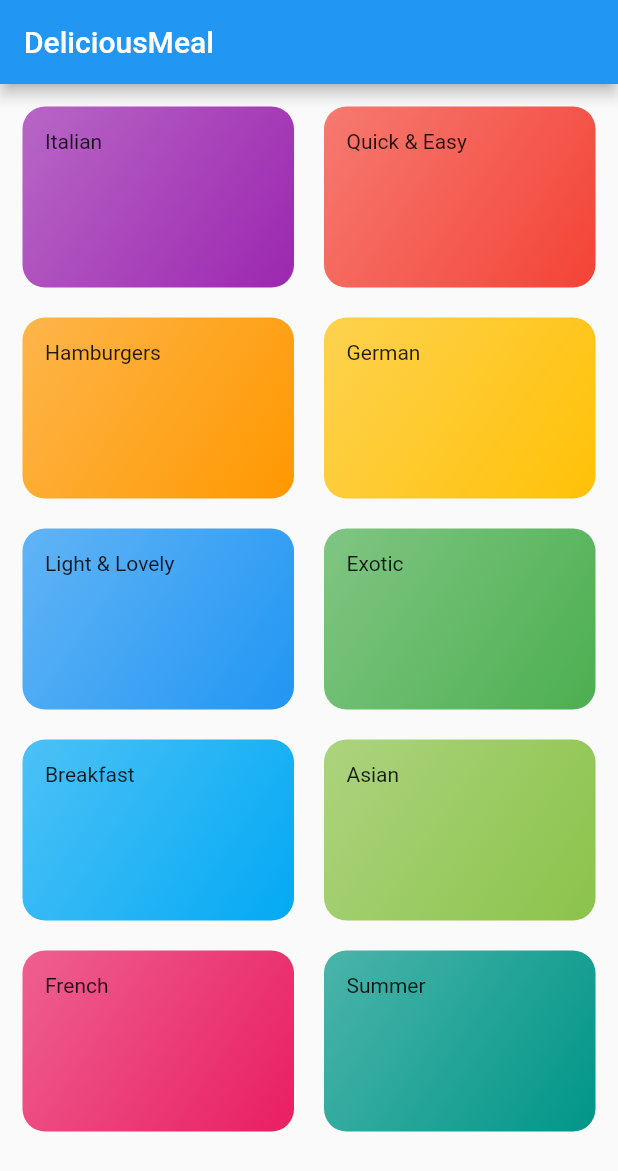
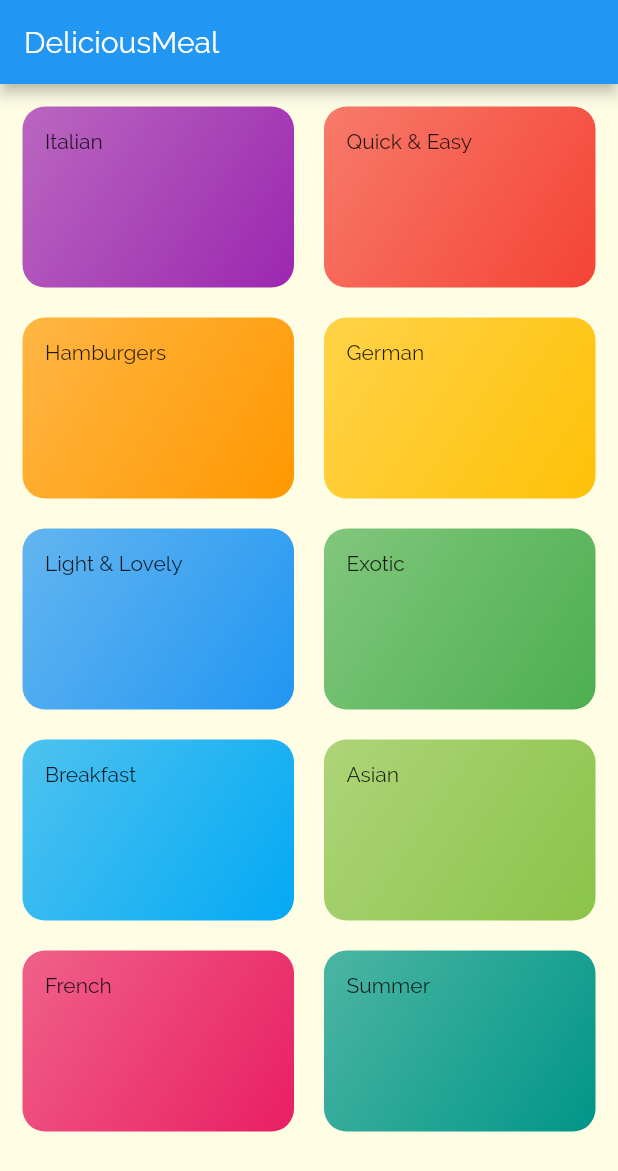
Before and after one commit to ShinaOdukoya/meals_app, a Flutter app: the screen it shows after launch, on a phone screen of 412 x 824 dp. Shown: the top 1171 px of the screen. Run offline on Flutter 3.47's test engine with Material 2 defaults, Android fonts, the phone set to English and light mode, and no system bars.

```diff
--- a/lib/categorty_item.dart
+++ b/lib/categorty_item.dart
@@ -1,4 +1,5 @@
 import 'package:flutter/material.dart';
+import './category_meals_screen.dart';
 
 class CategoryItem extends StatelessWidget {
   final String title;
@@ -6,9 +7,26 @@ class CategoryItem extends StatelessWidget {
 
   const CategoryItem(this.title, this.color, {super.key});
 
+  void selectCategory(BuildContext ctx) {
+    Navigator.of(ctx).push(
+      MaterialPageRoute(
+        builder: (_) {
+          return CategoryMealsScreen();
+        },
+      ),
+    );
+  }
+
   @override
   Widget build(BuildContext context) {
-    return Container(
+    return InkWell(
+      onTap: () => selectCategory(context),
+      // splashColor: Theme.of(context).colorScheme.primary,
+      borderRadius: BorderRadius.circular(15),
+      child: Container(
+        /**Can use card instead of
+         * constructing it manually
+         */
         padding: const EdgeInsets.all(15),
         decoration: BoxDecoration(
           gradient: LinearGradient(
@@ -23,7 +41,11 @@ class CategoryItem extends StatelessWidget {
           ),
           borderRadius: BorderRadius.circular(15),
         ),
-      child: Text(title),
+        child: Text(
+          title,
+          // style: Theme.of(context).textTheme.titleSmall,
+        ),
+      ),
     );
   }
 }
--- a/lib/main.dart
+++ b/lib/main.dart
@@ -1,3 +1,5 @@
+// import 'dart:ui';
+
 import 'package:flutter/material.dart';
 import './categories_screen.dart';
 
@@ -14,7 +16,32 @@ class MyApp extends StatelessWidget {
     return MaterialApp(
       title: 'DeliMeals',
       theme: ThemeData(
-        primarySwatch: Colors.blue,
+        canvasColor: const Color.fromRGBO(255, 254, 229, 1),
+        fontFamily: 'Raleway',
+        // textTheme: ThemeData.light().textTheme.copyWith(
+        //       bodyText1: const TextStyle(
+        //         color: Color.fromRGBO(20, 51, 51, 1),
+        //       ),
+        //       bodyText2: const TextStyle(
+        //         color: Color.fromRGBO(20, 51, 51, 1),
+        //       ),
+        //       titleSmall: const TextStyle(
+        //         fontSize: 24,
+        //         fontFamily: 'RobotoCondensed',
+        //       ),
+        //     ),
+        textTheme: const TextTheme(
+          // titleSmall:
+          //     const TextStyle(fontSize: 24, fontFamily: 'RobotoCondensed'),
+          bodyText1: TextStyle(
+            color: Color.fromRGBO(255, 254, 229, 1),
+          ),
+          // bodyText2: TextStyle(
+          //   color: Color.fromRGBO(255, 254, 229, 1),
+          // ),
+        ),
+        colorScheme: ColorScheme.fromSwatch(primarySwatch: Colors.blue)
+            .copyWith(secondary: Colors.amber),
       ),
       home: const CategoriesScreen(),
     );
```
Also changed, not shown: lib/category_meals_screen.dart (added, +19 -0 lines), pubspec.yaml (+19 -10 lines), assets/fonts/Raleway-Black.ttf (added), assets/fonts/Raleway-Bold.ttf (added), assets/fonts/Raleway-Regular.ttf (added), assets/fonts/RobotoCondensed-Bold.ttf (added), assets/fonts/RobotoCondensed-Italic.ttf (added), assets/fonts/RobotoCondensed-Light.ttf (added), assets/fonts/RobotoCondensed-Regular.ttf (added). Lines whose indentation alone changed are shown as unchanged.
